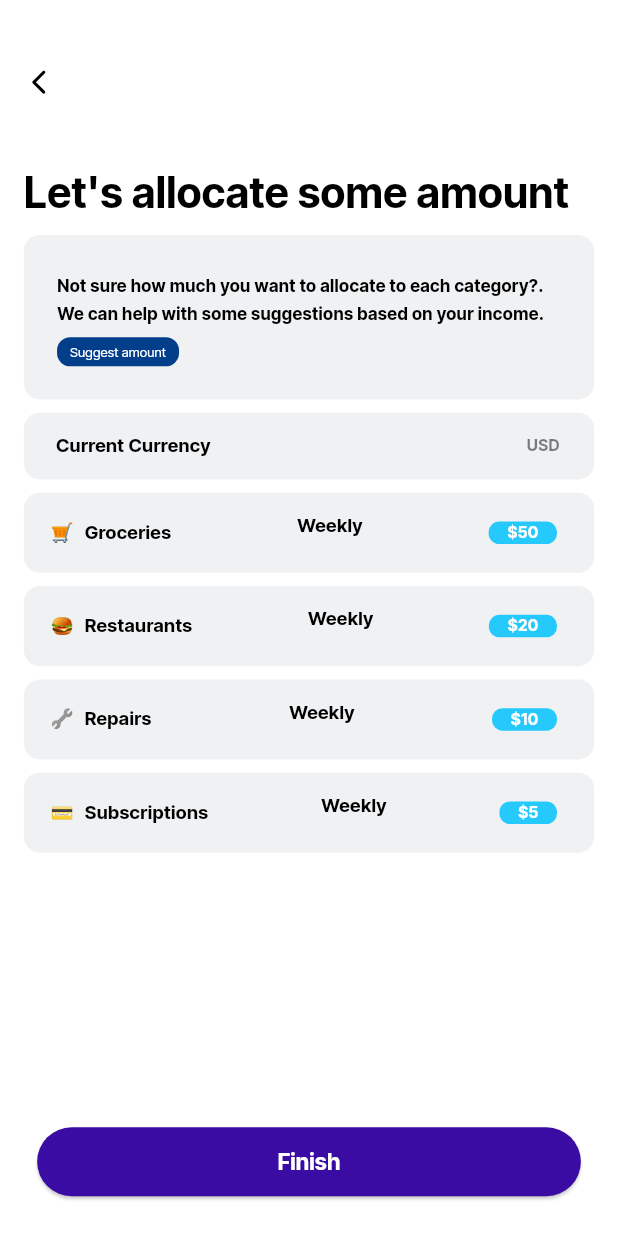
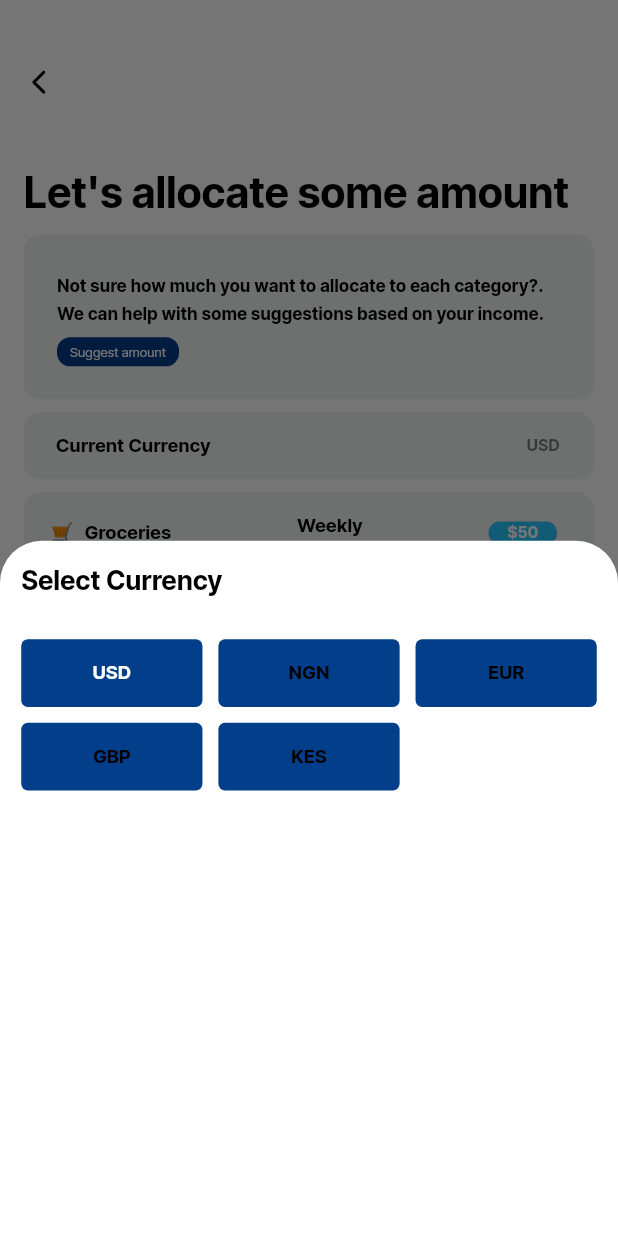
Before and after one commit to nonyonah/albus, a Flutter app: the SuggestionScreen screen opened by its route, after a tap on "Current Currency", on a phone screen of 412 x 824 dp. Run offline on Flutter 3.47's test engine with Material 3 defaults, Android fonts, the phone set to English and light mode, and no system bars; our stand-ins replace cached_network_image, cloud_firestore, connectivity_plus, equatable, firebase_auth, firebase_core and 8 more; accounts and stored records are empty; project files that could hold a hidden picture were left out.

Commit message:
feat: modal bottom screen

```diff
--- a/lib/screens/notification_screen/notifier/notification_notifier.dart
+++ b/lib/screens/notification_screen/notifier/notification_notifier.dart
@@ -1,5 +1,4 @@
 import 'package:albus/screens/notification_screen/models/notification_model.dart';
-import 'package:flutter/material.dart';
 import 'package:flutter_riverpod/flutter_riverpod.dart';
 
 import 'notification_state.dart';
--- /dev/null
+++ b/lib/screens/suggestion_screen/models/currency_item_model.dart
@@ -0,0 +1,9 @@
+class CurrencyItemModel {
+  CurrencyItemModel({this.amountCard, this.id}) {
+    amountCard = amountCard ?? "USD";
+    id = id ?? "";
+  }
+
+  String? amountCard;
+  String? id;
+}
--- /dev/null
+++ b/lib/screens/suggestion_screen/notifier/currency_notifier.dart
@@ -0,0 +1,48 @@
+import 'package:flutter_riverpod/flutter_riverpod.dart';
+
+import '../models/currency_item_model.dart';
+import 'currency_state.dart';
+
+class CurrencyNotifier extends StateNotifier<CurrencyState> {
+  CurrencyNotifier() : super(CurrencyState(
+    selectedCurrency: CurrencyItemModel(amountCard: "USD", id: "usd"),
+    currencies: [
+      CurrencyItemModel(amountCard: "USD", id: "usd"),
+      CurrencyItemModel(amountCard: "NGN", id: "ngn"),
+      CurrencyItemModel(amountCard: "EUR", id: "eur"),
+      CurrencyItemModel(amountCard: "GBP", id: "gbp"),
+      CurrencyItemModel(amountCard: "KES", id: "kes"),
+    ],
+    currencySymbols: {
+      'USD': '\$',
+      'NGN': '₦',
+      'EUR': '€',
+      'GBP': '£',
+      'KES': 'KSh',
+    }
+  ));
+
+  void selectCurrency(CurrencyItemModel currency) {
+    state = CurrencyState(
+      selectedCurrency: currency,
+      currencies: state.currencies,
+      currencySymbols: state.currencySymbols,
+    );
+  }
+
+  void addCurrency(CurrencyItemModel currency, String symbol) {
+    if (!state.currencies.any((c) => c.amountCard == currency.amountCard)) {
+      final newCurrencies = List<CurrencyItemModel>.from(state.currencies)..add(currency);
+      final newSymbols = Map<String, String>.from(state.currencySymbols)..[currency.amountCard!] = symbol;
+      state = CurrencyState(
+        selectedCurrency: state.selectedCurrency,
+        currencies: newCurrencies,
+        currencySymbols: newSymbols,
+      );
+    }
+  }
+}
+
+final currencyProvider = StateNotifierProvider<CurrencyNotifier, CurrencyState>((ref) {
+  return CurrencyNotifier();
+});
--- a/lib/screens/suggestion_screen/suggestion_screen.dart
+++ b/lib/screens/suggestion_screen/suggestion_screen.dart
@@ -11,6 +11,8 @@ import 'package:flutter/material.dart';
 import 'package:flutter_riverpod/flutter_riverpod.dart';
 
 import '../../themes/theme_helper.dart';
+import '../../widgets/custom_currency.dart';
+import 'notifier/currency_notifier.dart';
 import 'notifier/suggestion_notifier.dart';
 
 class SuggestionScreen extends ConsumerStatefulWidget {
@@ -108,15 +110,55 @@ class _SuggestionScreenState extends ConsumerState<SuggestionScreen> {
       text: 'Suggest amount',
       buttonStyle: CustomButtonStyles.fillPrimaryTL10,
       buttonTextStyle: theme.textTheme.bodySmall,
-      onPressed: () {},
+      onPressed: () {
+        showModalBottomSheet(
+          context: context,
+          builder: (BuildContext context) {
+            return SizedBox(
+              height: 1000.h,
+              child: Padding(
+                padding: EdgeInsets.symmetric(horizontal: 16.h),
+                child: Column(
+                  children: [
+                    const SizedBox(height: 88),
+                    Center(
+                      child: CurrencyInputWidget(
+                        onChanged: (value) {
+                          print(
+                              'Current cash balance: \$${value.toStringAsFixed(2)}');
+                        },
+                      ),
+                    ),
+                    const Spacer(),
+                    const CustomElevatedButton(
+                      text: 'Continue',
+                    ),
+                    SizedBox(height: 30.h),
+                  ],
+                ),
+              ),
+            );
+          },
+        );
+      },
     );
   }
 
   Widget _buildCurrencyDisplayContext(BuildContext context) {
+    return Consumer(
+      builder: (context, ref, _) {
+        final currencyState = ref.watch(currencyProvider);
         return SizedBox(
           width: double.maxFinite,
           child: InkWell(
-        onTap: () {},
+            onTap: () {
+              showModalBottomSheet(
+                context: context,
+                builder: (BuildContext context) {
+                  return _buildCurrencySelectionGrid(context, ref);
+                },
+              );
+            },
             child: Container(
               padding: EdgeInsets.symmetric(
                 horizontal: 16.h,
@@ -141,13 +183,73 @@ class _SuggestionScreenState extends ConsumerState<SuggestionScreen> {
                   Padding(
                     padding: EdgeInsets.only(right: 10.h),
                     child: Text(
-                  'USD',
+                      currencyState.selectedCurrency.amountCard ?? 'USD',
                       style: CustomTextStyles.labelLargeBlack900,
                     ),
                   )
                 ],
               ),
             ),
+          ),
+        );
+      },
+    );
+  }
+
+  Widget _buildCurrencySelectionGrid(BuildContext context, WidgetRef ref) {
+    final currencyState = ref.watch(currencyProvider);
+    return Container(
+      padding: EdgeInsets.all(16.h),
+      child: Column(
+        mainAxisSize: MainAxisSize.min,
+        crossAxisAlignment: CrossAxisAlignment.start,
+        children: [
+          Text(
+            'Select Currency',
+            style: theme.textTheme.titleLarge,
+          ),
+          SizedBox(height: 30.h),
+          Expanded(
+            child: GridView.builder(
+              itemCount: currencyState.currencies.length,
+              gridDelegate: SliverGridDelegateWithFixedCrossAxisCount(
+                crossAxisCount: 3,
+                mainAxisSpacing: 12.h,
+                crossAxisSpacing: 12.h,
+                mainAxisExtent: 51.h,
+              ),
+              itemBuilder: (context, index) {
+                final currency = currencyState.currencies[index];
+                final isSelected = currency.amountCard ==
+                    currencyState.selectedCurrency.amountCard;
+                return InkWell(
+                  onTap: () {
+                    ref
+                        .read(currencyProvider.notifier)
+                        .selectCurrency(currency);
+                    Navigator.pop(context);
+                  },
+                  child: Container(
+                    padding: EdgeInsets.all(8.h),
+                    decoration: AppDecoration.fillPrimary.copyWith(
+                      borderRadius: BorderRadiusStyle.roundedBorder5,
+                      color: isSelected ? theme.colorScheme.primary : null,
+                    ),
+                    child: Center(
+                      child: Text(
+                        currency.amountCard ?? '',
+                        style: TextStyle(
+                          color: isSelected ? Colors.white : Colors.black,
+                          fontWeight: FontWeight.bold,
+                        ),
+                      ),
+                    ),
+                  ),
+                );
+              },
+            ),
+          ),
+        ],
       ),
     );
   }
--- a/lib/themes/app_decoration.dart
+++ b/lib/themes/app_decoration.dart
@@ -32,11 +32,15 @@ class AppDecoration {
       );
 
   static BoxDecoration get fillGrayF => BoxDecoration(
-    color:appTheme.gray100F6,
+        color: appTheme.gray100F6,
       );
 
   static BoxDecoration get fillLightBlue => BoxDecoration(
         color: appTheme.lightBlue400,
+      );
+
+  static BoxDecoration get fillPrimary => BoxDecoration(
+        color: theme.colorScheme.primary,
       );
 
   static BoxDecoration get fillOnPrimary => BoxDecoration(
```
Also changed, not shown: lib/screens/suggestion_screen/notifier/currency_state.dart (added, +13 -0 lines). Lines whose indentation alone changed are shown as unchanged.
